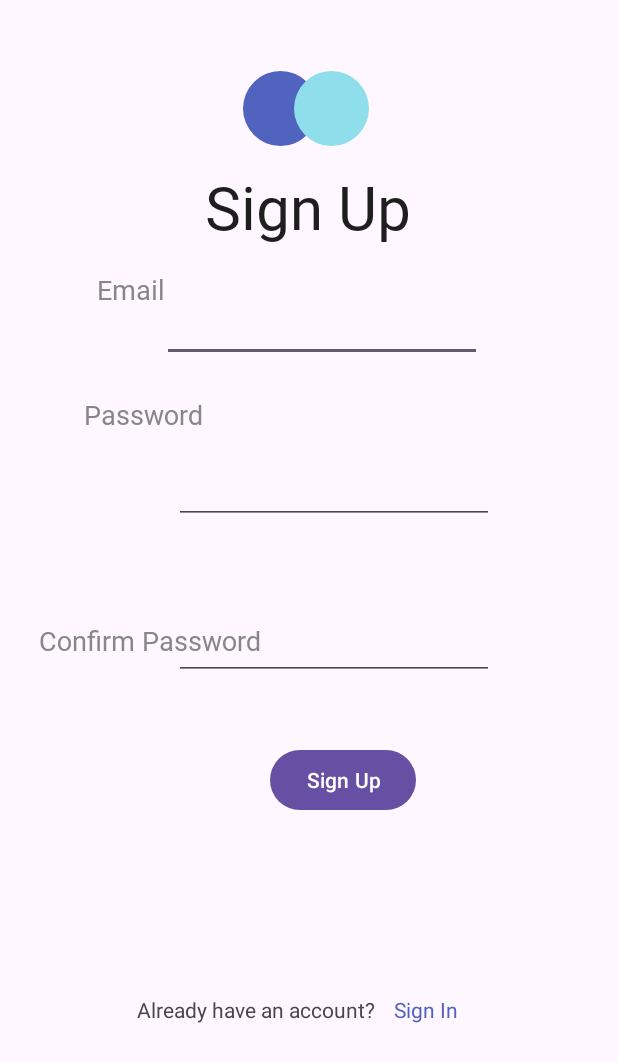
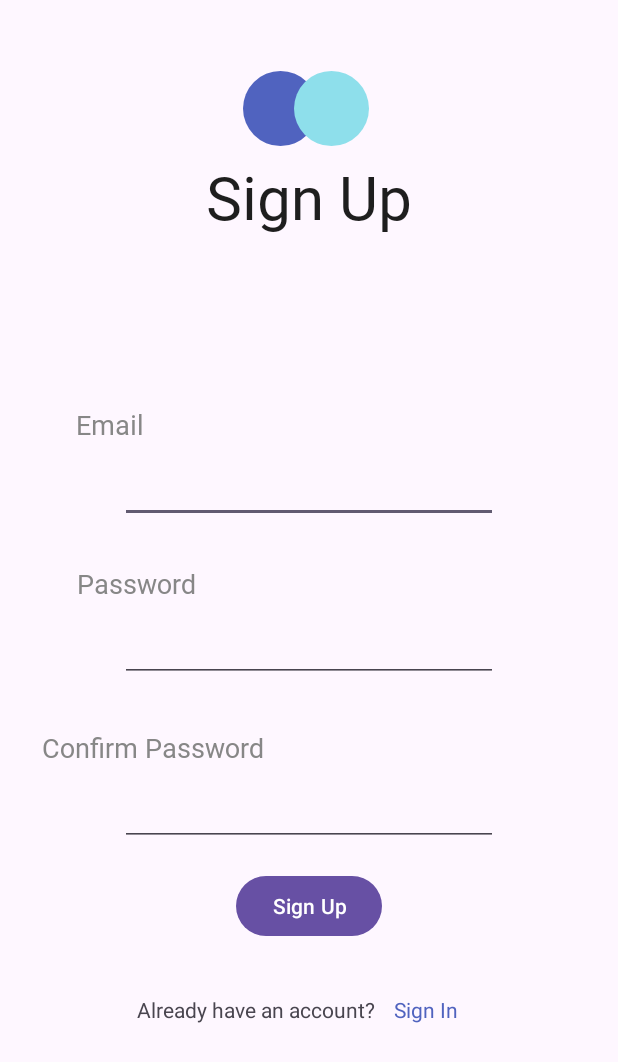
Before and after one commit to nilanviduranga/Android-ToDo, an Android app: the SignUpActivity screen opened directly, with no data from a screen before it, on a phone screen of 412 x 824 dp. Shown: the top 1062 px of the screen. Run offline under Robolectric (Android 15) with nearby library versions, the phone set to English and light mode, and no system bars.

Commit message:
sign up and sign in be
sign up and sign in be

```diff
--- a/app/src/main/java/com/nvsoft/todo/SignUpActivity.java
+++ b/app/src/main/java/com/nvsoft/todo/SignUpActivity.java
@@ -5,17 +5,31 @@ import androidx.appcompat.app.AppCompatActivity;
 import android.content.Intent;
 import android.os.Bundle;
 import android.view.View;
+import android.widget.Button;
+import android.widget.EditText;
 import android.widget.TextView;
+import android.widget.Toast;
+
+import java.util.HashMap;
 
 public class SignUpActivity extends AppCompatActivity {
 
     TextView signIn;
+    EditText userEmail;
+    EditText password;
+    EditText confirmPassword;
+    Button signUpButton;
+
     @Override
     protected void onCreate(Bundle savedInstanceState) {
         super.onCreate(savedInstanceState);
         setContentView(R.layout.activity_sign_up);
 
         signIn = findViewById(R.id.sign_in_text);
+        userEmail = findViewById(R.id.user_email);
+        password = findViewById(R.id.password);
+        confirmPassword = findViewById(R.id.confirm_password);
+        signUpButton = findViewById(R.id.sign_up_button);
 
         signIn.setOnClickListener(new View.OnClickListener() {
             @Override
@@ -24,5 +38,27 @@ public class SignUpActivity extends AppCompatActivity {
                 startActivity(intent);
             }
         });
+
+        signUpButton.setOnClickListener(new View.OnClickListener() {
+            @Override
+            public void onClick(View v) {
+                String email = userEmail.getText().toString();
+                String pwd = password.getText().toString();
+                String confirmPwd = confirmPassword.getText().toString();
+
+                if (pwd.equals(confirmPwd)) {
+                    if (UserManager.addUser(SignUpActivity.this, email, pwd)) {
+                        Toast.makeText(SignUpActivity.this, "User Registered Successfully", Toast.LENGTH_SHORT).show();
+                        Intent intent = new Intent(SignUpActivity.this, SignInActivity.class);
+                        startActivity(intent);
+                        finish();
+                    } else {
+                        Toast.makeText(SignUpActivity.this, "User already exists", Toast.LENGTH_SHORT).show();
+                    }
+                } else {
+                    Toast.makeText(SignUpActivity.this, "Passwords do not match", Toast.LENGTH_SHORT).show();
+                }
+            }
+        });
     }
 }
--- a/app/src/main/res/layout/activity_sign_up.xml
+++ b/app/src/main/res/layout/activity_sign_up.xml
@@ -4,23 +4,7 @@
     xmlns:tools="http://schemas.android.com/tools"
     android:layout_width="match_parent"
     android:layout_height="match_parent"
-    tools:context=".SignUpActivity"
-    app:layout_constraintStart_toStartOf="parent"
-    app:layout_constraintTop_toTopOf="parent">
-
-    <TextView
-        android:id="@+id/sign_in_button"
-        android:layout_width="wrap_content"
-        android:layout_height="wrap_content"
-        android:text="Already have an account? "
-        app:layout_constraintBottom_toBottomOf="parent"
-        app:layout_constraintEnd_toEndOf="parent"
-        app:layout_constraintHorizontal_bias="0.366"
-        app:layout_constraintStart_toStartOf="parent"
-        app:layout_constraintTop_toTopOf="parent"
-        app:layout_constraintVertical_bias="0.824" />
-
-
+    tools:context=".SignUpActivity">
 
     <TextView
         android:id="@+id/logoPart2"
@@ -49,32 +33,18 @@
         app:layout_constraintVertical_bias="0.061" />
 
     <TextView
-        android:id="@+id/textConfirmPasswoard"
+        android:id="@+id/signIn"
         android:layout_width="wrap_content"
         android:layout_height="wrap_content"
         android:fontFamily="@font/roboto_regular"
-        android:text="Confirm Password"
-        android:textColor="#878787"
-        android:textSize="18sp"
+        android:text="Sign Up"
+        android:textColor="#1E1E1E"
+        android:textSize="40sp"
         app:layout_constraintBottom_toBottomOf="parent"
         app:layout_constraintEnd_toEndOf="parent"
-        app:layout_constraintHorizontal_bias="0.098"
         app:layout_constraintStart_toStartOf="parent"
         app:layout_constraintTop_toTopOf="parent"
-        app:layout_constraintVertical_bias="0.519" />
-
-    <TextView
-        android:id="@+id/textAddTask"
-        android:layout_width="wrap_content"
-        android:layout_height="wrap_content"
-        android:layout_marginStart="56dp"
-        android:layout_marginTop="264dp"
-        android:fontFamily="@font/roboto_regular"
-        android:text="Password"
-        android:textColor="#878787"
-        android:textSize="18sp"
-        app:layout_constraintStart_toStartOf="parent"
-        app:layout_constraintTop_toTopOf="parent" />
+        app:layout_constraintVertical_bias="0.135" />
 
     <TextView
         android:id="@+id/textViewEmail"
@@ -86,59 +56,99 @@
         android:textSize="18sp"
         app:layout_constraintBottom_toBottomOf="parent"
         app:layout_constraintEnd_toEndOf="parent"
-        app:layout_constraintHorizontal_bias="0.177"
+        app:layout_constraintHorizontal_bias="0.138"
         app:layout_constraintStart_toStartOf="parent"
         app:layout_constraintTop_toTopOf="parent"
-        app:layout_constraintVertical_bias="0.226" />
-
-    <TextView
-        android:id="@+id/signIn"
-        android:layout_width="wrap_content"
-        android:layout_height="wrap_content"
-        android:layout_marginTop="91dp"
-        android:fontFamily="@font/roboto_regular"
-        android:text="Sign Up"
-        android:textColor="#1E1E1E"
-        android:textSize="40sp"
-        app:layout_constraintBottom_toBottomOf="parent"
-        app:layout_constraintEnd_toEndOf="parent"
-        app:layout_constraintHorizontal_bias="0.498"
-        app:layout_constraintStart_toStartOf="parent"
-        app:layout_constraintTop_toTopOf="parent"
-        app:layout_constraintVertical_bias="0.028" />
+        app:layout_constraintVertical_bias="0.339" />
 
     <EditText
         android:id="@+id/user_email"
+        android:layout_width="0dp"
+        android:layout_height="wrap_content"
+        android:layout_marginStart="80dp"
+        android:layout_marginEnd="80dp"
+        android:layout_marginTop="8dp"
+        android:inputType="textEmailAddress"
+        app:layout_constraintStart_toStartOf="parent"
+        app:layout_constraintTop_toBottomOf="@id/textViewEmail"
+        app:layout_constraintEnd_toEndOf="parent" />
+
+    <TextView
+        android:id="@+id/textAddTask"
         android:layout_width="wrap_content"
         android:layout_height="wrap_content"
-        android:layout_marginStart="108dp"
-        android:layout_marginTop="196dp"
-        android:ems="10"
-        android:inputType="textEmailAddress"
+        android:fontFamily="@font/roboto_regular"
+        android:text="Password"
+        android:textColor="#878787"
+        android:textSize="18sp"
+        app:layout_constraintBottom_toBottomOf="parent"
+        app:layout_constraintEnd_toEndOf="parent"
+        app:layout_constraintHorizontal_bias="0.154"
         app:layout_constraintStart_toStartOf="parent"
-        app:layout_constraintTop_toTopOf="parent" />
+        app:layout_constraintTop_toTopOf="parent"
+        app:layout_constraintVertical_bias="0.471" />
 
     <EditText
         android:id="@+id/password"
+        android:layout_width="0dp"
+        android:layout_height="wrap_content"
+        android:layout_marginStart="80dp"
+        android:layout_marginEnd="80dp"
+        android:layout_marginTop="8dp"
+        android:inputType="textPassword"
+        app:layout_constraintStart_toStartOf="parent"
+        app:layout_constraintTop_toBottomOf="@id/textAddTask"
+        app:layout_constraintEnd_toEndOf="parent" />
+
+    <TextView
+        android:id="@+id/textConfirmPasswoard"
         android:layout_width="wrap_content"
         android:layout_height="wrap_content"
-        android:layout_marginStart="116dp"
-        android:layout_marginTop="304dp"
-        android:ems="10"
-        android:inputType="textPassword"
+        android:fontFamily="@font/roboto_regular"
+        android:text="Confirm Password"
+        android:textColor="#878787"
+        android:textSize="18sp"
+        app:layout_constraintBottom_toBottomOf="parent"
+        app:layout_constraintEnd_toEndOf="parent"
+        app:layout_constraintHorizontal_bias="0.106"
         app:layout_constraintStart_toStartOf="parent"
-        app:layout_constraintTop_toTopOf="parent" />
+        app:layout_constraintTop_toTopOf="parent"
+        app:layout_constraintVertical_bias="0.608" />
 
     <EditText
         android:id="@+id/confirm_password"
+        android:layout_width="0dp"
+        android:layout_height="wrap_content"
+        android:layout_marginStart="80dp"
+        android:layout_marginTop="8dp"
+        android:layout_marginEnd="80dp"
+        android:inputType="textPassword"
+        app:layout_constraintEnd_toEndOf="parent"
+        app:layout_constraintHorizontal_bias="0.0"
+        app:layout_constraintStart_toStartOf="parent"
+        app:layout_constraintTop_toBottomOf="@id/textConfirmPasswoard" />
+
+    <Button
+        android:id="@+id/sign_up_button"
         android:layout_width="wrap_content"
         android:layout_height="wrap_content"
-        android:layout_marginStart="116dp"
-        android:layout_marginTop="408dp"
-        android:ems="10"
-        android:inputType="textPassword"
+        android:layout_marginTop="16dp"
+        android:text="Sign Up"
+        app:layout_constraintTop_toBottomOf="@id/confirm_password"
         app:layout_constraintStart_toStartOf="parent"
-        app:layout_constraintTop_toTopOf="parent" />
+        app:layout_constraintEnd_toEndOf="parent" />
+
+    <TextView
+        android:id="@+id/sign_in_button"
+        android:layout_width="wrap_content"
+        android:layout_height="wrap_content"
+        android:text="Already have an account? "
+        app:layout_constraintBottom_toBottomOf="parent"
+        app:layout_constraintEnd_toEndOf="parent"
+        app:layout_constraintHorizontal_bias="0.366"
+        app:layout_constraintStart_toStartOf="parent"
+        app:layout_constraintTop_toTopOf="parent"
+        app:layout_constraintVertical_bias="0.824" />
 
     <TextView
         android:id="@+id/sign_in_text"
@@ -151,17 +161,5 @@
         app:layout_constraintHorizontal_bias="0.712"
         app:layout_constraintStart_toStartOf="parent"
         app:layout_constraintTop_toTopOf="parent"
-        app:layout_constraintVertical_bias="0.824"
-        tools:layout_editor_absoluteX="268dp"
-        tools:layout_editor_absoluteY="584dp" />
-
-    <Button
-        android:id="@+id/sign_up_button"
-        android:layout_width="wrap_content"
-        android:layout_height="wrap_content"
-        android:layout_marginStart="180dp"
-        android:layout_marginTop="496dp"
-        android:text="Sign Up"
-        app:layout_constraintStart_toStartOf="parent"
-        app:layout_constraintTop_toTopOf="parent" />
+        app:layout_constraintVertical_bias="0.824" />
 </androidx.constraintlayout.widget.ConstraintLayout>
```
Also changed, not shown: app/src/main/java/com/nvsoft/todo/SignInActivity.java (+27 -0 lines), app/src/main/java/com/nvsoft/todo/UserManager.java (+54 -1 lines), app/src/main/res/layout/activity_sign_in.xml (+14 -12 lines).
